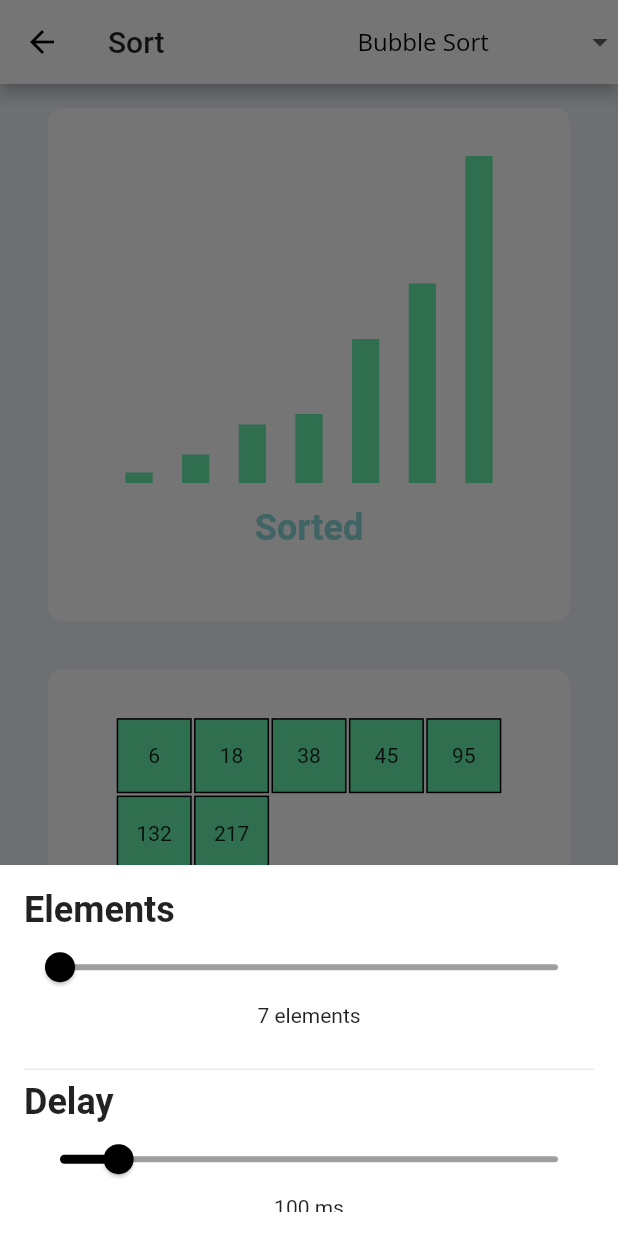
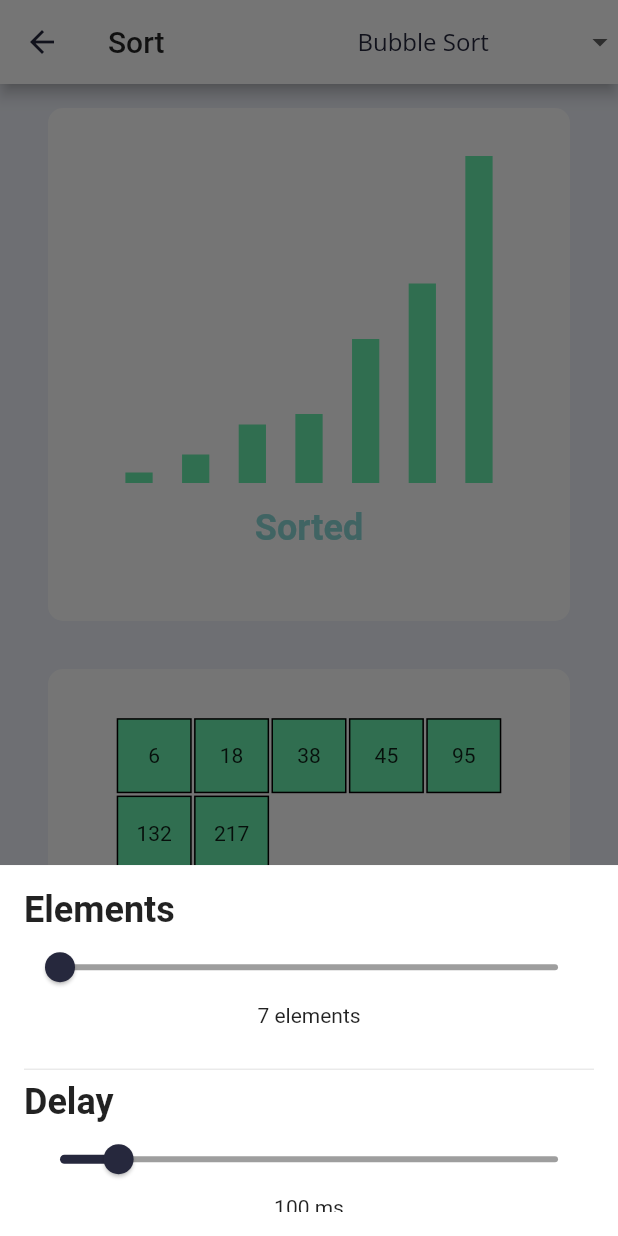
Before and after one commit to MrUnfunny/visualize, a Flutter app: the SortingPage screen opened directly, item 3 of the bottom bar chosen, after a tap on the "keyboard control" icon, on a phone screen of 412 x 824 dp. Run offline on Flutter 3.47's test engine with Material 2 defaults, Android fonts, the phone set to English and light mode, and no system bars; our stand-ins replace flutter_riverpod, google_fonts, shared_preferences; accounts and stored records are empty; project files that could hold a hidden picture were left out.

Commit message:
initial dark mode

```diff
--- a/lib/models/visual_card.dart
+++ b/lib/models/visual_card.dart
@@ -81,11 +81,13 @@ class _VisualCardState extends State<VisualCard> {
                 flex: 10,
                 child: Container(
                   padding: const EdgeInsets.fromLTRB(5, 10, 5, 0),
-                  child: const Placeholder(),
-                  // child: Image.asset(
-                  //   widget.algorithm.image,
-                  //   fit: BoxFit.fill,
-                  // ),
+                  // TODO: create dark mode gifs and add
+                  child: widget.algorithm.image == 'image'
+                      ? const Placeholder()
+                      : Image.asset(
+                          widget.algorithm.image,
+                          fit: BoxFit.fill,
+                        ),
                 ),
               ),
               Flexible(
--- a/lib/providers/theme_provider.dart
+++ b/lib/providers/theme_provider.dart
@@ -23,7 +23,7 @@ class ThemeProviderState extends StateNotifier<ThemeProvider> {
     state = state.copyWith(
       darkTheme: !state.darkTheme,
       prefs: prefs,
-      primaryColor: state.darkTheme ? Colors.white : Colors.black,
+      primaryColor: state.darkTheme ? Colors.white : const Color(0xFF26283D),
       accentColor: state.darkTheme ? Colors.black : Colors.white,
     );
   }
@@ -40,7 +40,7 @@ class ThemeProvider {
     this.darkTheme = false,
     this.prefs,
     this.primaryColor = Colors.white,
-    this.accentColor = Colors.black,
+    this.accentColor = const Color(0xFF26283D),
   });
 
   ThemeData get theme {
@@ -64,7 +64,9 @@ class ThemeProvider {
   ThemeData themeData() {
     return ThemeData(
       brightness: darkTheme ? Brightness.dark : Brightness.light,
-      accentColor: accentColor,
+      scaffoldBackgroundColor:
+          darkTheme ? const Color(0xFF111422) : const Color(0xFFEFF2FA),
+      accentColor: darkTheme ? Colors.white : const Color(0xFF26283D),
       indicatorColor: accentColor,
       primaryColor: primaryColor,
       textTheme: TextTheme(
@@ -82,6 +84,10 @@ class ThemeProvider {
         labelColor: accentColor,
         unselectedLabelColor: accentColor.withOpacity(0.3),
       ),
+      floatingActionButtonTheme: FloatingActionButtonThemeData(
+        backgroundColor:
+            darkTheme ? const Color(0xFFCBCBCB) : const Color(0xFF111422),
+      ),
     );
   }
 
--- a/lib/screens/algo-screen/sort_screen.dart
+++ b/lib/screens/algo-screen/sort_screen.dart
@@ -23,7 +23,6 @@ class _SortingPageState extends State<SortingPage> {
   @override
   Widget build(BuildContext context) {
     return Scaffold(
-      backgroundColor: const Color(0xFFEFF2FA),
       appBar: AppBar(
         title: const Text(
           'Sort',
--- a/lib/screens/algo-screen/ui_components.dart
+++ b/lib/screens/algo-screen/ui_components.dart
@@ -17,8 +17,8 @@ class SideBarWidget extends StatelessWidget {
       builder: (context, watch, child) {
         final val = watch(sortProvider);
         return Container(
-          decoration: const BoxDecoration(
-            color: Colors.white,
+          decoration: BoxDecoration(
+            color: Theme.of(context).primaryColor,
           ),
           padding: (kIsWeb)
               ? const EdgeInsets.all(32)
@@ -121,7 +121,6 @@ class SortReasonWidget extends StatelessWidget {
         borderRadius: BorderRadius.all(
           Radius.circular(10),
         ),
-        color: Colors.white,
       ),
       padding: const EdgeInsets.all(16.0),
       child: Center(
@@ -148,11 +147,11 @@ class SortArrayWidget extends StatelessWidget {
   @override
   Widget build(BuildContext context) {
     return Container(
-      decoration: const BoxDecoration(
-        borderRadius: BorderRadius.all(
+      decoration: BoxDecoration(
+        borderRadius: const BorderRadius.all(
           Radius.circular(10),
         ),
-        color: Colors.white,
+        color: Theme.of(context).primaryColor,
       ),
       padding: const EdgeInsets.all(32.0),
       margin: const EdgeInsets.symmetric(
@@ -200,11 +199,11 @@ class SortingBarWidget extends StatelessWidget {
   Widget build(BuildContext context) {
     return Container(
       constraints: BoxConstraints(minHeight: minHeight),
-      decoration: const BoxDecoration(
-        borderRadius: BorderRadius.all(
+      decoration: BoxDecoration(
+        borderRadius: const BorderRadius.all(
           Radius.circular(10),
         ),
-        color: Colors.white,
+        color: Theme.of(context).primaryColor,
       ),
       padding: const EdgeInsets.all(32.0),
       margin: const EdgeInsets.symmetric(
--- a/lib/utils.dart
+++ b/lib/utils.dart
@@ -18,7 +18,7 @@ final List<Algorithm> sortAlgos = [
     id: 0,
     name: 'Bubble Sort',
     algoType: AlgoType.sorting,
-    image: 'image',
+    image: 'assets/thumbnails/bubble.gif',
     url: 'https://en.wikipedia.org/wiki/Bubble_sort',
     function: bubbleSort,
   ),
@@ -26,7 +26,7 @@ final List<Algorithm> sortAlgos = [
     id: 0,
     name: 'Insertion Sort',
     algoType: AlgoType.sorting,
-    image: 'image',
+    image: 'assets/thumbnails/insertion.gif',
     url: 'https://en.wikipedia.org/wiki/Insertion_sort',
     function: insertionSort,
   ),
@@ -34,7 +34,7 @@ final List<Algorithm> sortAlgos = [
     id: 0,
     name: 'Selection Sort',
     algoType: AlgoType.sorting,
-    image: 'image',
+    image: 'assets/thumbnails/selection.gif',
     url: 'https://en.wikipedia.org/wiki/Selection_sort',
     function: selectionSort,
   ),
@@ -42,7 +42,7 @@ final List<Algorithm> sortAlgos = [
     id: 0,
     name: 'Merge Sort',
     algoType: AlgoType.sorting,
-    image: 'image',
+    image: 'assets/thumbnails/merge.gif',
     url: 'https://en.wikipedia.org/wiki/Selection_sort',
     function: mergeSort,
   ),
@@ -50,7 +50,7 @@ final List<Algorithm> sortAlgos = [
     id: 0,
     name: 'Quick Sort',
     algoType: AlgoType.sorting,
-    image: 'image',
+    image: 'assets/thumbnails/quick.gif',
     url: 'https://en.wikipedia.org/wiki/Selection_sort',
     function: quickSort,
   ),
```
Also changed, not shown: pubspec.yaml (+7 -0 lines), assets/thumbnails/bubble.gif (added), assets/thumbnails/insertion.gif (added), assets/thumbnails/merge.gif (added), assets/thumbnails/quick.gif (added), assets/thumbnails/selection.gif (added), 2 other files.
